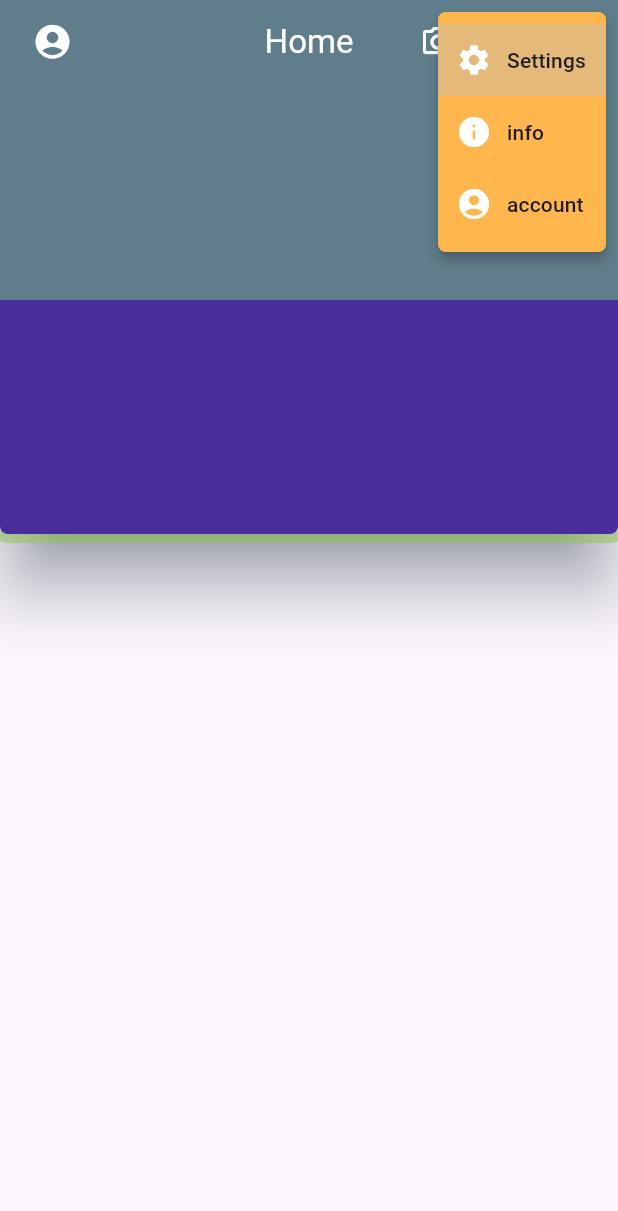
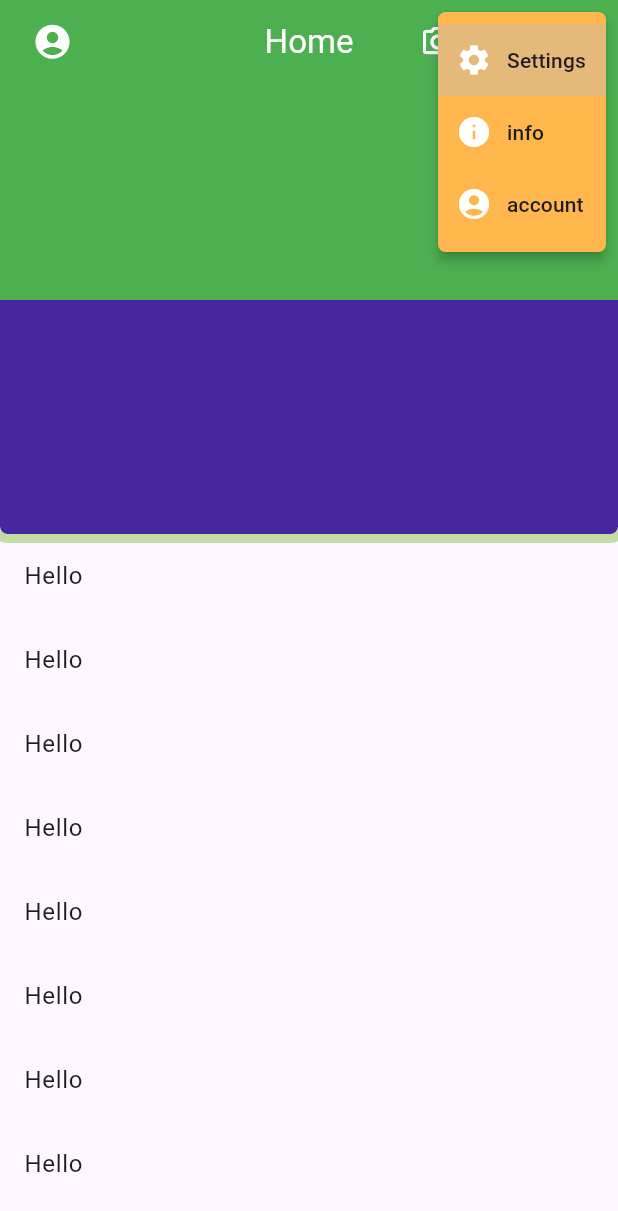
Before and after one commit to pallavipatil1998/appbar, a Flutter app: the screen it shows after launch, after a tap on the "more vert" icon, on a phone screen of 412 x 824 dp. Shown: the top 1211 px of the screen. Run offline on Flutter 3.47's test engine with Material 3 defaults, Android fonts, the phone set to English and light mode, and no system bars.

Commit message:
body SliverAppBar

```diff
--- a/lib/appbar_home_page.dart
+++ b/lib/appbar_home_page.dart
@@ -21,7 +21,7 @@ class _AppbarHomePageState extends State<AppbarHomePage> {
   @override
   Widget build(BuildContext context) {
     return Scaffold(
-      appBar: AppBar(
+      /*appBar: AppBar(
         backgroundColor: Colors.deepPurple.shade800,
         foregroundColor: Colors.white,
         leading: IconButton(onPressed: (){},
@@ -95,6 +95,94 @@ class _AppbarHomePageState extends State<AppbarHomePage> {
            }),
          ],
 
+      ),*/
+      body: CustomScrollView(
+        slivers: [
+          SliverAppBar(
+
+            floating: true,
+              pinned: false,
+              snap: true,
+              expandedHeight: 200,
+
+              backgroundColor: Colors.deepPurple.shade800,
+              foregroundColor: Colors.white,
+              leading: IconButton(onPressed: (){},
+                  icon: Icon(Icons.account_circle,size: 27,)
+              ),
+              leadingWidth: 70,
+              title: Text("Home"),
+              centerTitle: true,
+              //round border
+              shape: RoundedRectangleBorder(borderRadius: BorderRadius.vertical(bottom: Radius.circular(5)),
+                //border
+                side: BorderSide(width: 6,color: Colors.lightGreen.withOpacity(0.5),strokeAlign: BorderSide.strokeAlignOutside),
+              ),
+              elevation: 20,
+              shadowColor: Colors.blueGrey,
+
+              //for big size
+              bottom: PreferredSize(
+                  preferredSize: Size(double.infinity,300),
+                  child: Container()
+              ),
+              flexibleSpace: Container(height: 200,color: Colors.green,),
+              actions: [
+                IconButton(onPressed: (){}, icon:Icon(Icons.camera_alt_outlined)),
+                IconButton(onPressed: (){}, icon:Icon(Icons.settings)),
+                PopupMenuButton(
+                    shape: RoundedRectangleBorder(borderRadius: BorderRadius.circular(5)),
+                    shadowColor: Colors.black,
+                    color: Colors.orange.shade300,
+                    initialValue: mInitialValue,
+                    onSelected: (value){
+                      mInitialValue=value.toString();
+                      setState(() {
+
+                      });
+                    },
+                    itemBuilder: (_){
+                      return [
+                        PopupMenuItem(
+                            value:"Settings" ,
+                            onTap: (){
+                            },
+                            child: Row(
+                              children: [
+                                Icon(Icons.settings),
+                                SizedBox(width: 10,),
+                                Text("Settings"),
+                              ],
+                            )),
+                        PopupMenuItem(
+                            value:"info" ,
+                            onTap: (){},
+                            child: Row(
+                              children: [
+                                Icon(Icons.info),
+                                SizedBox(width: 10,),
+                                Text("info"),
+                              ],
+                            )),
+                        PopupMenuItem(
+                            value:"account" ,
+                            onTap: (){},
+                            child: Row(
+                              children: [
+                                Icon(Icons.account_circle),
+                                SizedBox(width: 10,),
+                                Text("account"),
+                              ],
+                            )),
+                      ];
+                    }),
+              ],
+
+          ),
+          SliverList(delegate: SliverChildBuilderDelegate((ctx,index){
+            return ListTile(title: Text("Hello"),);
+          }))
+        ],
       ),
 
     );
```
